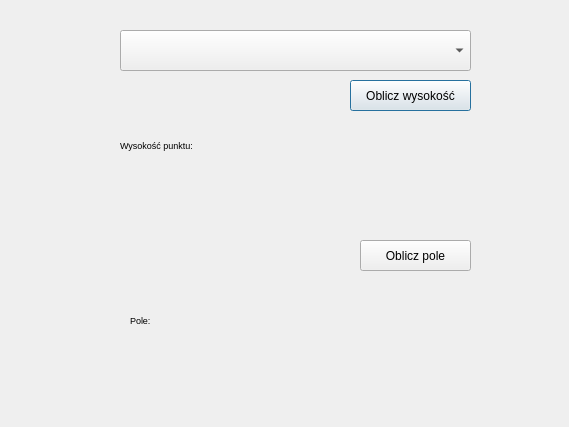
Old version of the form Wtyczka_KS_VP_dialog_base.ui in the repository ViktorkaPanchuk/Projekt2_wtyczka.
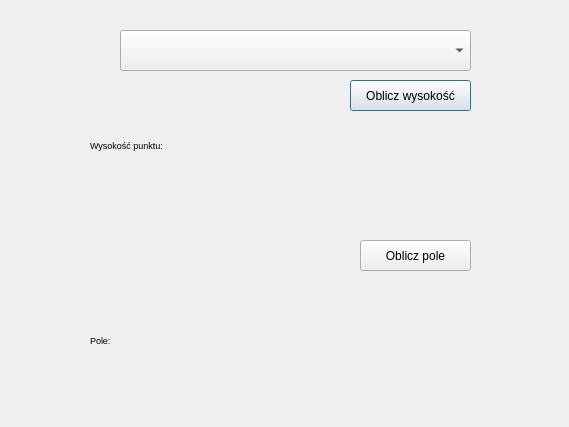
New version of the form. Custom widgets are drawn as their Qt base class.

What changed in the file:
```diff
--- a/Wtyczka_KS_VP_dialog_base.ui
+++ b/Wtyczka_KS_VP_dialog_base.ui
@@ -29,9 +29,9 @@
   <widget class="QLabel" name="WysokoscWynik">
    <property name="geometry">
     <rect>
-     <x>120</x>
+     <x>90</x>
      <y>110</y>
-     <width>351</width>
+     <width>441</width>
      <height>71</height>
     </rect>
    </property>
@@ -43,6 +43,9 @@
    <property name="text">
     <string>Wysokość punktu:</string>
    </property>
+   <property name="wordWrap">
+    <bool>false</bool>
+   </property>
   </widget>
   <widget class="QPushButton" name="PoleButton">
    <property name="geometry">
@@ -60,9 +63,9 @@
   <widget class="QLabel" name="PoleWynik">
    <property name="geometry">
     <rect>
-     <x>130</x>
-     <y>280</y>
-     <width>331</width>
+     <x>90</x>
+     <y>300</y>
+     <width>431</width>
      <height>81</height>
     </rect>
    </property>
```
